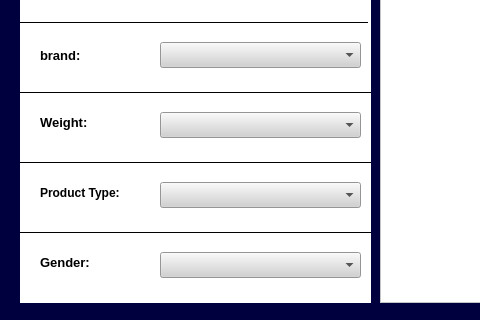
Qt form client.ui (AP-projects-4001/ls) before a commit; both pictures show x 0 to 480 and y 368 to 688 of the 1241 by 688 pixel window.
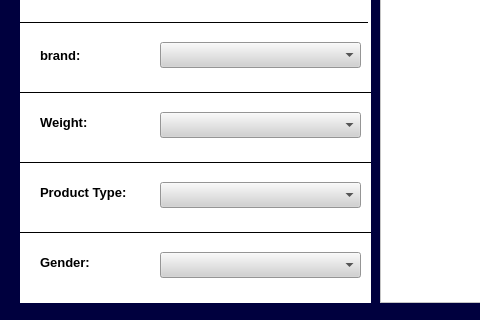
The same form after that commit. Icons and pictures are not drawn.

```diff
--- a/client.ui
+++ b/client.ui
@@ -561,7 +561,7 @@
     </property>
     <property name="font">
      <font>
-      <pointsize>9</pointsize>
+      <pointsize>10</pointsize>
       <bold>true</bold>
      </font>
     </property>
```
